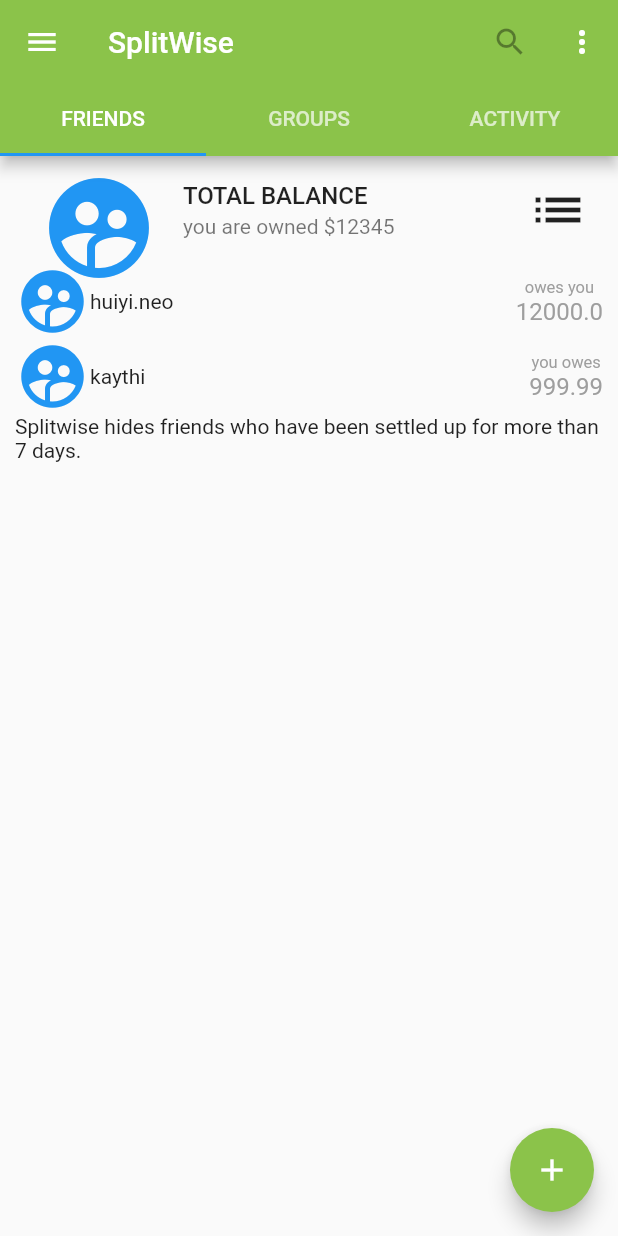
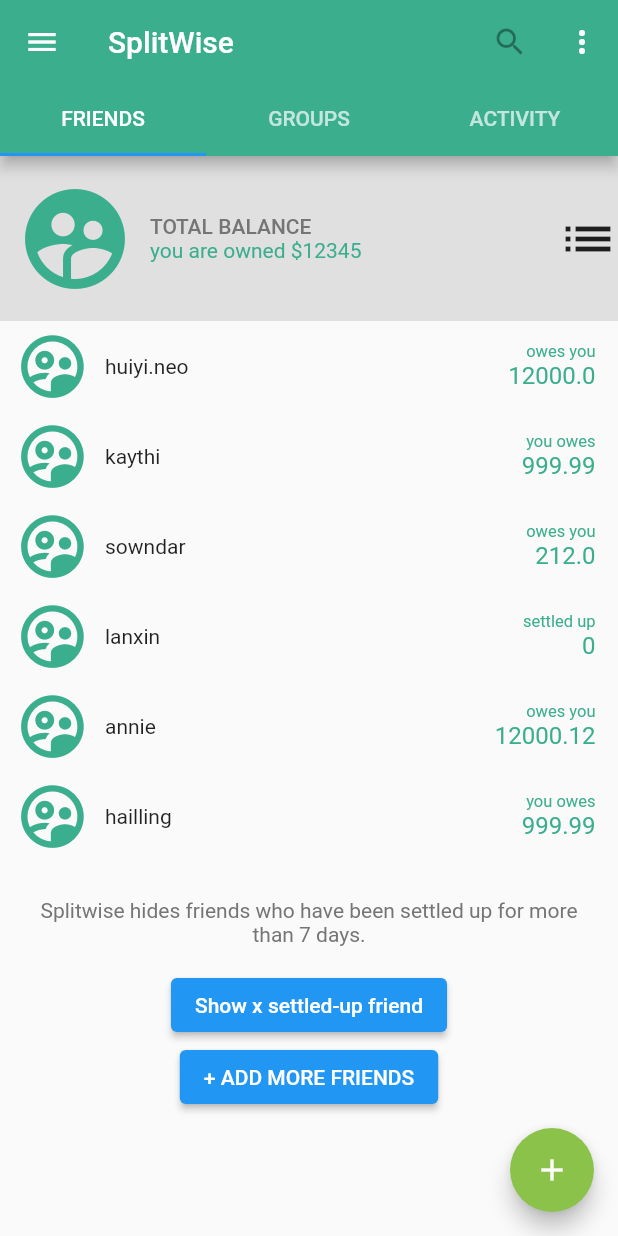
Before and after one commit to huiyineo/Splitwise, a Flutter app: the screen it shows after launch, on a phone screen of 412 x 824 dp. Run offline on Flutter 3.47's test engine with Material 2 defaults, Android fonts, the phone set to English and light mode, and no system bars; missing offline and left inert: dart:ffi.

Commit message:
layout almost ok for Friends

```diff
--- a/lib/Components/Friends-widgets/friendFilter.dart
+++ /dev/null
@@ -1,31 +0,0 @@
-import 'package:flutter/material.dart';
-
-class FriendFilter extends StatelessWidget {
-  @override
-  Widget build(BuildContext context) {
-    return Row(
-      mainAxisSize: MainAxisSize.max,
-      children: [
-        Expanded(
-            child: ListTile(
-          title: Text('TOTAL BALANCE',
-              style: TextStyle(
-                fontWeight: FontWeight.w500,
-              )),
-          subtitle: Text('you are owned \$12345'),
-          leading: Icon(
-            Icons.supervised_user_circle_rounded,
-            size: 80,
-            color: Colors.blue[500],
-          ),
-        )),
-        SizedBox(
-            width: 60,
-            child: Icon(
-              Icons.list,
-              size: 40,
-            ))
-      ],
-    );
-  }
-}
--- a/lib/Components/Friends-widgets/friendRow.dart
+++ /dev/null
@@ -1,40 +0,0 @@
-import 'dart:ffi';
-
-import 'package:flutter/material.dart';
-
-class FriendRow extends StatelessWidget {
-  final String name;
-  final String status;
-  final String amount;
-  FriendRow(this.name, this.status, this.amount);
-
-  @override
-  Widget build(BuildContext context) {
-    return Row(mainAxisSize: MainAxisSize.max, children: [
-      SizedBox(
-          width: 50,
-          child: Icon(
-            Icons.supervised_user_circle_rounded,
-            color: Colors.blue[500],
-            size: 50,
-          )),
-      Expanded(
-          child: Text(
-        this.name,
-        textAlign: TextAlign.left,
-      )),
-      Container(
-        child: Column(
-          children: [
-            Text(this.status,
-                textAlign: TextAlign.right,
-                style: TextStyle(color: Colors.grey[500], fontSize: 11)),
-            Text(this.amount,
-                textAlign: TextAlign.right,
-                style: TextStyle(color: Colors.grey[500], fontSize: 16))
-          ],
-        ),
-      )
-    ]);
-  }
-}
--- /dev/null
+++ b/lib/Components/Friends-widgets/friend_filter.dart
@@ -0,0 +1,53 @@
+import 'package:flutter/material.dart';
+
+class FriendFilter extends StatelessWidget {
+  @override
+  Widget build(BuildContext context) {
+    return Container(
+        //width: double.infinity,
+        //margin: EdgeInsets.fromLTRB(0, 5, 0, 15),
+        alignment: Alignment.centerLeft,
+        color: Colors.grey[300],
+        height: 110,
+        child: Row(
+          mainAxisSize: MainAxisSize.max,
+          children: [
+            SizedBox(
+                width: 100,
+                child: Icon(Icons.supervised_user_circle_rounded,
+                    size: 80, color: Color.fromRGBO(59, 174, 142, 1))),
+            Expanded(
+                child: Container(
+                    width: double.infinity,
+                    //margin: EdgeInsets.fromLTRB(0, 40, 0, 0),
+                    height: 110,
+                    alignment: Alignment.centerLeft,
+                    child: Column(
+                      mainAxisAlignment: MainAxisAlignment.center,
+                      children: [
+                        Container(
+                            alignment: Alignment.centerLeft,
+                            child: Text(
+                              'TOTAL BALANCE',
+                              style: TextStyle(
+                                  fontWeight: FontWeight.w500,
+                                  color: Colors.grey[600]),
+                            )),
+                        Container(
+                            alignment: Alignment.centerLeft,
+                            child: Text('you are owned \$12345',
+                                style: TextStyle(
+                                    color: Color.fromRGBO(59, 174, 142, 1)))),
+                      ],
+                    ))),
+            SizedBox(
+                width: 40,
+                child: Icon(
+                  Icons.list,
+                  size: 40,
+                ))
+          ],
+        ));
+  }
+}
+/*Column( crossAxisAlignment: CrossAxisAlignment.start, children: <Widget>[ Container( child: Text('${payment.name}',textAlign: TextAlign.left,), color: Colors.redAccent, ), ...... )*/
--- /dev/null
+++ b/lib/Components/Friends-widgets/friend_row.dart
@@ -0,0 +1,53 @@
+import 'dart:ffi';
+
+import 'package:flutter/material.dart';
+
+class FriendRow extends StatelessWidget {
+  final String name;
+  final String status;
+  final String amount;
+  FriendRow(this.name, this.status, this.amount);
+
+  @override
+  Widget build(BuildContext context) {
+    return Container(
+        height: 60,
+        child: Row(mainAxisSize: MainAxisSize.max, children: [
+          SizedBox(
+              width: 70,
+              child: Icon(
+                Icons.supervised_user_circle_outlined,
+                color: Color.fromRGBO(59, 174, 142, 1),
+                size: 50,
+              )),
+          Expanded(
+              child: Text(
+            this.name,
+            textAlign: TextAlign.left,
+          )),
+          Container(
+            margin: EdgeInsets.fromLTRB(0, 0, 15, 0),
+            alignment: Alignment.centerRight,
+            height: 60,
+            width: 150,
+            child: Column(
+              mainAxisAlignment: MainAxisAlignment.center,
+              children: [
+                Container(
+                    alignment: Alignment.centerRight,
+                    child: Text(this.status,
+                        style: TextStyle(
+                            color: Color.fromRGBO(59, 174, 142, 1),
+                            fontSize: 11))),
+                Container(
+                    alignment: Alignment.centerRight,
+                    child: Text(this.amount,
+                        style: TextStyle(
+                            color: Color.fromRGBO(59, 174, 142, 1),
+                            fontSize: 16)))
+              ],
+            ),
+          )
+        ]));
+  }
+}
--- a/lib/Components/Friends.dart
+++ b/lib/Components/Friends.dart
@@ -1,20 +1,22 @@
-import 'dart:ffi';
-
 import 'package:flutter/material.dart';
-import './Friends-widgets/friendFilter.dart';
-import 'Friends-widgets/friendRow.dart';
+import 'friends-widgets/friend_filter.dart';
+import 'friends-widgets/friend_row.dart';
 
 class Friends extends StatelessWidget {
   final _friends = const [
     {'name': 'huiyi.neo', 'status': 'owes you', 'amount': 12000.00},
     {'name': 'kaythi', 'status': 'you owes', 'amount': 999.99},
+    {'name': 'sowndar', 'status': 'owes you', 'amount': 212.00},
+    {'name': 'lanxin', 'status': 'settled up', 'amount': 0},
+    {'name': 'annie', 'status': 'owes you', 'amount': 12000.12},
+    {'name': 'hailling', 'status': 'you owes', 'amount': 999.99},
   ];
 
   @override
   Widget build(BuildContext context) {
     return Container(
         width: double.infinity,
-        margin: EdgeInsets.fromLTRB(10, 0, 10, 0),
+        //margin: EdgeInsets.fromLTRB(10, 0, 10, 0),
         child: Column(
           children: <Widget>[
             FriendFilter(),
@@ -22,8 +24,16 @@ class Friends extends StatelessWidget {
                 .map((friend) => FriendRow(friend['name'] as String,
                     friend['status'] as String, friend['amount'].toString()))
                 .toList(),
-            Text(
-                'Splitwise hides friends who have been settled up for more than 7 days.'),
+            Container(
+                margin: EdgeInsets.fromLTRB(20, 25, 20, 15),
+                child: Text(
+                  'Splitwise hides friends who have been settled up for more than 7 days.',
+                  textAlign: TextAlign.center,
+                  style: TextStyle(color: Colors.grey[600])
+                )),
+            ElevatedButton(
+                onPressed: () {}, child: Text('Show x settled-up friend')),
+            ElevatedButton(onPressed: () {}, child: Text('+ ADD MORE FRIENDS')),
           ],
         ));
   }
--- a/lib/main.dart
+++ b/lib/main.dart
@@ -1,7 +1,7 @@
 import 'package:flutter/material.dart';
-import 'package:flutter_splitwise/Components/mainTabBarView.dart';
+import 'package:flutter_splitwise/Components/main_tab_bar_view.dart';
 import 'Components/sidebar.dart';
-import 'Components/mainTabBar.dart';
+import 'Components/main_tab_bar.dart';
 
 void main() {
   runApp(MyApp());
@@ -17,7 +17,7 @@ class MyApp extends StatelessWidget {
         length: 3,
         child: Scaffold(
           appBar: AppBar(
-            backgroundColor: Colors.lightGreen,
+            backgroundColor: Color.fromRGBO(59, 174, 142, 1),
             title: Text('SplitWise'),
             actions: <Widget>[
               IconButton(icon: const Icon(Icons.search), onPressed: null),
```
Also changed, not shown: lib/Components/main_tab_bar.dart (renamed from lib/Components/MainTabBar.dart), lib/Components/main_tab_bar_view.dart (renamed from lib/Components/MainTabBarView.dart).
